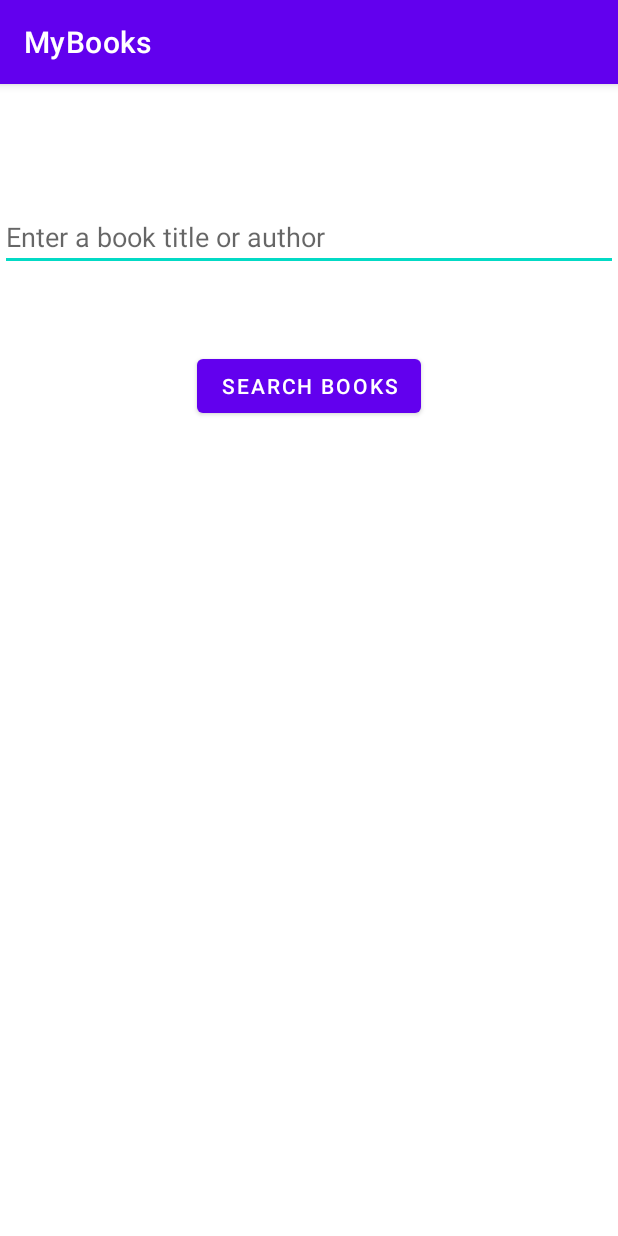
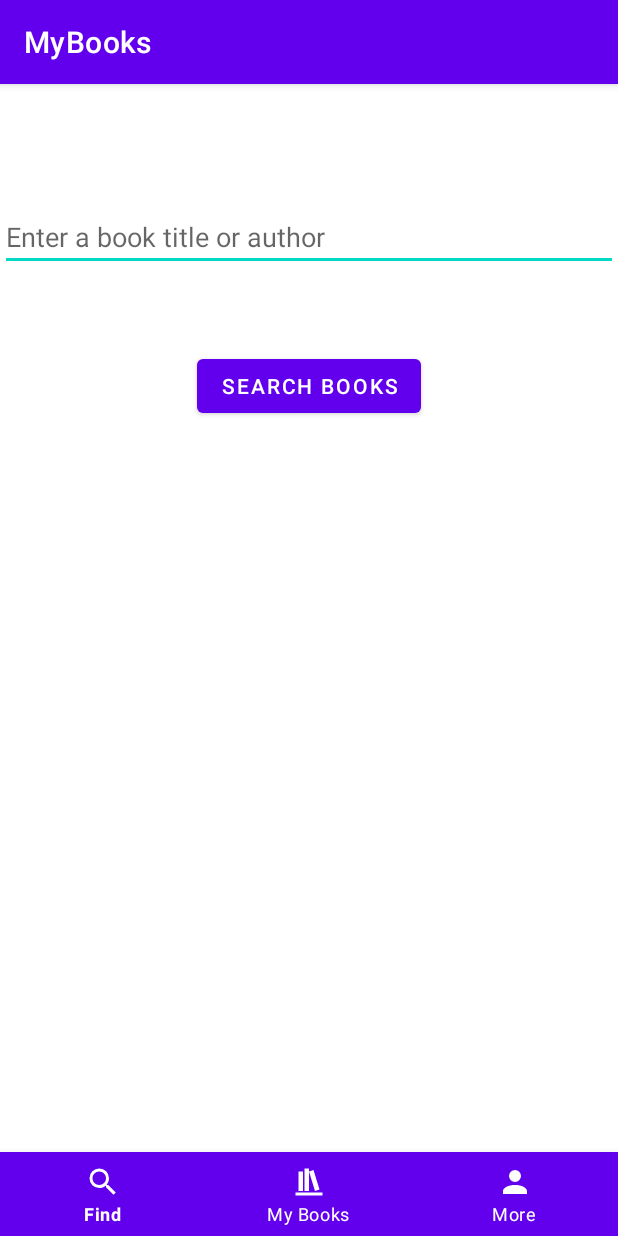
Before and after one commit to markusmeresma/mybooks, an Android app: the screen it shows after launch (MainActivity), on a phone screen of 412 x 824 dp. Run offline under Robolectric (Android 15) with nearby library versions, the phone set to English and light mode, and no system bars.

Commit message:
Added bottom navigation menu

```diff
--- a/app/build.gradle
+++ b/app/build.gradle
@@ -34,6 +34,7 @@ dependencies {
     implementation 'com.google.android.material:material:1.3.0'
     implementation 'androidx.constraintlayout:constraintlayout:2.0.4'
     implementation 'com.android.support:recyclerview-v7:28.0.0'
+    implementation 'com.android.support:design:28.0.0'
     testImplementation 'junit:junit:4.+'
     androidTestImplementation 'androidx.test.ext:junit:1.1.2'
     androidTestImplementation 'androidx.test.espresso:espresso-core:3.3.0'
--- a/app/src/main/java/com/example/mybooks/MainActivity.java
+++ b/app/src/main/java/com/example/mybooks/MainActivity.java
@@ -8,6 +8,9 @@ import android.util.Log;
 import android.view.View;
 import android.widget.Button;
 import android.widget.EditText;
+import android.widget.Toast;
+
+import com.google.android.material.bottomnavigation.BottomNavigationView;
 
 import java.net.URL;
 
@@ -20,6 +23,8 @@ public class MainActivity extends AppCompatActivity {
 
         final EditText searchInput = (EditText) findViewById(R.id.searchInput);
         Button searchButton = (Button) findViewById(R.id.searchButton);
+
+        BottomNavigationView bottomNavigationView = (BottomNavigationView) findViewById(R.id.bottom_navigation);
 
 
         searchButton.setOnClickListener(new View.OnClickListener() {
@@ -36,6 +41,13 @@ public class MainActivity extends AppCompatActivity {
             }
         });
 
+        bottomNavigationView.setOnClickListener(new View.OnClickListener() {
+            @Override
+            public void onClick(View v) {
+                Toast.makeText(getApplicationContext(), "Clicked on menu", Toast.LENGTH_LONG).show();
+            }
+        });
+
 
     }
 }
--- /dev/null
+++ b/app/src/main/res/drawable/account.xml
@@ -0,0 +1,8 @@
+<!-- drawable/account.xml -->
+<vector xmlns:android="http://schemas.android.com/apk/res/android"
+    android:height="24dp"
+    android:width="24dp"
+    android:viewportWidth="24"
+    android:viewportHeight="24">
+    <path android:fillColor="#000" android:pathData="M12,4A4,4 0 0,1 16,8A4,4 0 0,1 12,12A4,4 0 0,1 8,8A4,4 0 0,1 12,4M12,14C16.42,14 20,15.79 20,18V20H4V18C4,15.79 7.58,14 12,14Z" />
+</vector>
--- /dev/null
+++ b/app/src/main/res/drawable/bookshelf.xml
@@ -0,0 +1,8 @@
+<!-- drawable/bookshelf.xml -->
+<vector xmlns:android="http://schemas.android.com/apk/res/android"
+    android:height="24dp"
+    android:width="24dp"
+    android:viewportWidth="24"
+    android:viewportHeight="24">
+    <path android:fillColor="#000" android:pathData="M9 3V18H12V3H9M12 5L16 18L19 17L15 4L12 5M5 5V18H8V5H5M3 19V21H21V19H3Z" />
+</vector>
--- /dev/null
+++ b/app/src/main/res/drawable/magnify.xml
@@ -0,0 +1,8 @@
+<!-- drawable/magnify.xml -->
+<vector xmlns:android="http://schemas.android.com/apk/res/android"
+    android:height="24dp"
+    android:width="24dp"
+    android:viewportWidth="24"
+    android:viewportHeight="24">
+    <path android:fillColor="#000" android:pathData="M9.5,3A6.5,6.5 0 0,1 16,9.5C16,11.11 15.41,12.59 14.44,13.73L14.71,14H15.5L20.5,19L19,20.5L14,15.5V14.71L13.73,14.44C12.59,15.41 11.11,16 9.5,16A6.5,6.5 0 0,1 3,9.5A6.5,6.5 0 0,1 9.5,3M9.5,5C7,5 5,7 5,9.5C5,12 7,14 9.5,14C12,14 14,12 14,9.5C14,7 12,5 9.5,5Z" />
+</vector>
--- a/app/src/main/res/layout/activity_main.xml
+++ b/app/src/main/res/layout/activity_main.xml
@@ -32,4 +32,19 @@
         app:layout_constraintTop_toBottomOf="@+id/searchInput"
         app:layout_constraintVertical_bias="0.088" />
 
+    <com.google.android.material.bottomnavigation.BottomNavigationView
+        android:id="@+id/bottom_navigation"
+        android:layout_width="match_parent"
+        android:layout_height="wrap_content"
+        android:layout_alignParentBottom="true"
+        android:layout_gravity="start"
+        app:itemBackground="@color/design_default_color_primary"
+        app:itemIconTint="@android:color/white"
+        app:itemTextColor="@android:color/white"
+        app:layout_constraintBottom_toBottomOf="parent"
+        app:layout_constraintTop_toTopOf="parent"
+        app:layout_constraintVertical_bias="1.0"
+        app:menu="@menu/bottom_nav_menu"
+        tools:layout_editor_absoluteX="0dp" />
+
 </androidx.constraintlayout.widget.ConstraintLayout>
--- /dev/null
+++ b/app/src/main/res/menu/bottom_nav_menu.xml
@@ -0,0 +1,18 @@
+<?xml version="1.0" encoding="utf-8"?>
+<menu xmlns:android="http://schemas.android.com/apk/res/android">
+
+    <item
+        android:id="@+id/search"
+        android:icon="@drawable/magnify"
+        android:title="@string/search_menu_item"/>
+
+    <item
+        android:id="@+id/collections"
+        android:icon="@drawable/bookshelf"
+        android:title="@string/collections_menu_item"/>
+
+    <item
+        android:id="@+id/more"
+        android:icon="@drawable/account"
+        android:title="@string/more_menu_item"/>
+</menu>
--- a/app/src/main/res/values/strings.xml
+++ b/app/src/main/res/values/strings.xml
@@ -2,4 +2,7 @@
     <string name="app_name">MyBooks</string>
     <string name="input_hint">Enter a book title or author</string>
     <string name="search_button">Search books</string>
+    <string name="search_menu_item">Find</string>
+    <string name="collections_menu_item">My Books</string>
+    <string name="more_menu_item">More</string>
 </resources>
```
